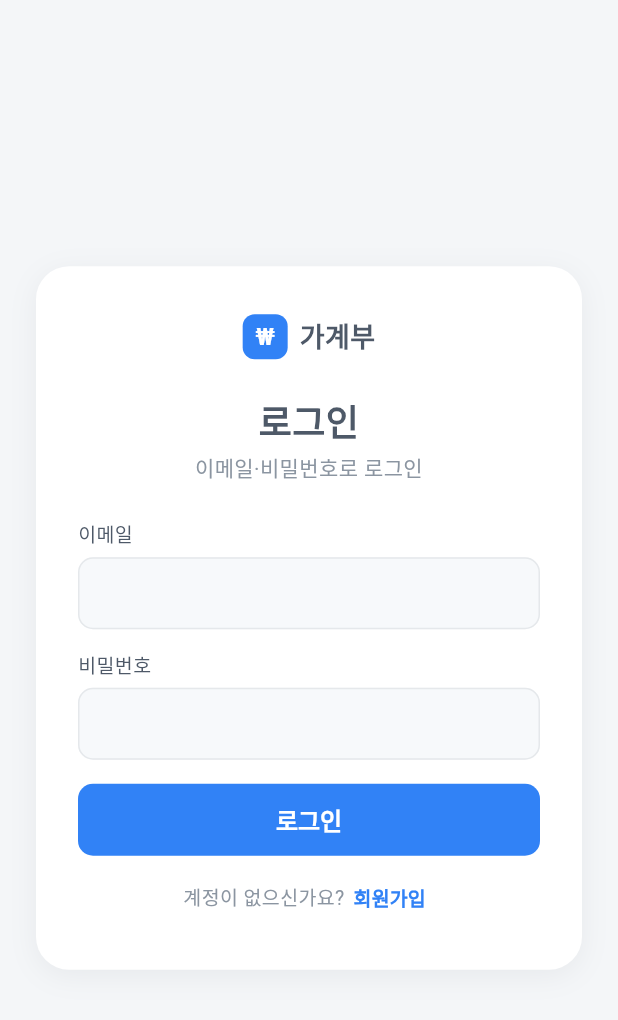
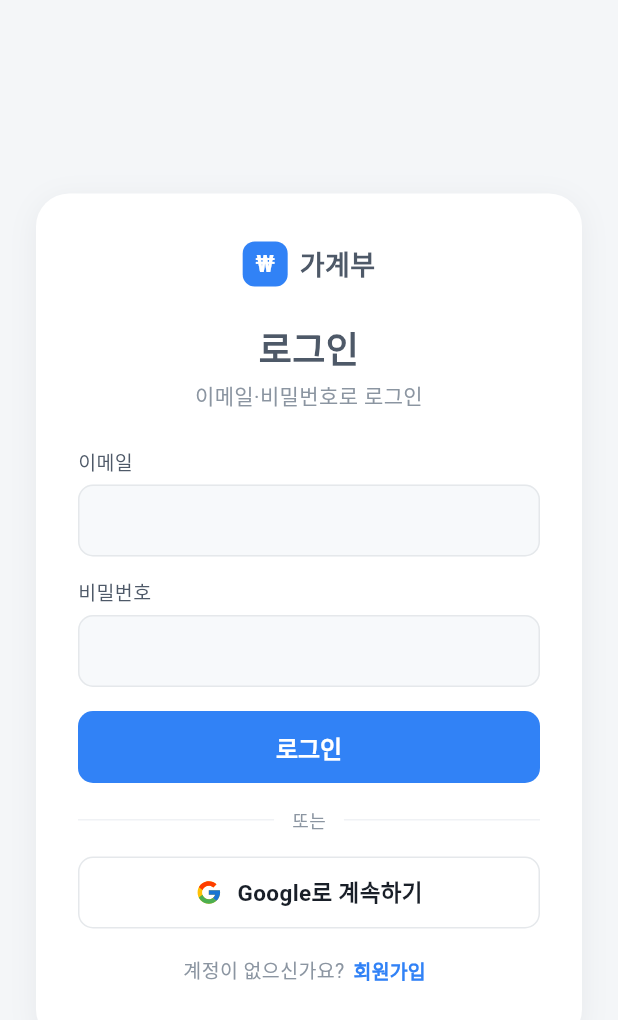
Before and after one commit to Returnmakdo/billionaire, a Flutter app: the screen it shows after launch, on a phone screen of 412 x 824 dp. Shown: the top 1020 px of the screen. Run offline on Flutter 3.47's test engine with Material 3 defaults, Android fonts, the phone set to English and light mode, and no system bars; our stand-ins replace flutter_svg, go_router, supabase_flutter; accounts and stored records are empty; Roboto replaces fonts that are missing (Pretendard); statements that could not run were skipped.

Commit message:
Feat: Google OAuth 로그인
- AuthService.signInWithProvider(OAuthProvider) 추가, 웹은 Uri.base.origin
  으로 redirectTo 전달
- 로그인 화면에 'Google로 계속하기' 버튼 (또는 divider + 공식 G 로고 SVG)
- main.dart에 / 라우트 추가 — OAuth 콜백(?code=...) 진입 시 인증 상태에
  따라 /dashboard 또는 /login으로 분기
- flutter_svg 추가, assets/icons/google_g.svg

```diff
--- a/lib/auth.dart
+++ b/lib/auth.dart
@@ -1,3 +1,4 @@
+import 'package:flutter/foundation.dart' show kIsWeb;
 import 'package:supabase_flutter/supabase_flutter.dart';
 import 'supabase.dart';
 
@@ -27,4 +28,13 @@ class AuthService {
     final r = await sb.rpc('check_email_exists', params: {'p_email': email});
     return r as bool;
   }
+
+  /// OAuth 로그인. 웹에선 현재 origin으로 리다이렉트, 모바일은 Site URL 사용.
+  /// 신규 사용자면 자동 가입(트리거가 '기타' 카테고리 시드).
+  static Future<void> signInWithProvider(OAuthProvider provider) async {
+    await sb.auth.signInWithOAuth(
+      provider,
+      redirectTo: kIsWeb ? Uri.base.origin : null,
+    );
+  }
 }
--- a/lib/main.dart
+++ b/lib/main.dart
@@ -66,6 +66,13 @@ class _BudgetAppState extends State<BudgetApp> {
         return null;
       },
       routes: [
+        // OAuth 콜백(`/?code=...`) 등 루트 진입 시 인증 상태에 따라 분기
+        GoRoute(
+          path: '/',
+          redirect: (_, _) => AuthService.currentUser != null
+              ? '/dashboard'
+              : '/login',
+        ),
         GoRoute(
           path: '/login',
           builder: (_, _) => const LoginScreen(),
--- a/lib/screens/login_screen.dart
+++ b/lib/screens/login_screen.dart
@@ -1,6 +1,8 @@
 import 'dart:async';
 
 import 'package:flutter/material.dart';
+import 'package:flutter_svg/flutter_svg.dart';
+import 'package:supabase_flutter/supabase_flutter.dart' show OAuthProvider;
 import '../auth.dart';
 import '../theme.dart';
 import '../widgets/common.dart' show errorMessage;
@@ -152,6 +154,15 @@ class _LoginScreenState extends State<LoginScreen> {
     } catch (e) {
       _showError(errorMessage(e));
       if (mounted) setState(() => _busy = false);
+    }
+  }
+
+  Future<void> _oauth(OAuthProvider provider) async {
+    try {
+      await AuthService.signInWithProvider(provider);
+      // 성공 시 브라우저 리다이렉트 → 라우터가 onAuthStateChange로 자동 이동
+    } catch (e) {
+      if (mounted) _showError(errorMessage(e));
     }
   }
 
@@ -342,6 +353,23 @@ class _LoginScreenState extends State<LoginScreen> {
                       onPressed: _busy ? null : _submit,
                       child: Text(submitLabel),
                     ),
+                    const SizedBox(height: 16),
+                    const _OrDivider(),
+                    const SizedBox(height: 16),
+                    _OAuthButton(
+                      label: 'Google로 계속하기',
+                      bg: AppColors.surface,
+                      fg: AppColors.text,
+                      bordered: true,
+                      icon: SvgPicture.asset(
+                        'assets/icons/google_g.svg',
+                        width: 18,
+                        height: 18,
+                      ),
+                      onTap: _busy
+                          ? null
+                          : () => _oauth(OAuthProvider.google),
+                    ),
                     const SizedBox(height: 12),
                     Row(
                       mainAxisAlignment: MainAxisAlignment.center,
@@ -394,6 +422,88 @@ class _Label extends StatelessWidget {
   }
 }
 
+class _OrDivider extends StatelessWidget {
+  const _OrDivider();
+  @override
+  Widget build(BuildContext context) {
+    return const Row(
+      children: [
+        Expanded(child: Divider(color: AppColors.line2, height: 1)),
+        Padding(
+          padding: EdgeInsets.symmetric(horizontal: 12),
+          child: Text(
+            '또는',
+            style: TextStyle(
+              color: AppColors.text3,
+              fontSize: 12,
+              fontWeight: FontWeight.w500,
+            ),
+          ),
+        ),
+        Expanded(child: Divider(color: AppColors.line2, height: 1)),
+      ],
+    );
+  }
+}
+
+class _OAuthButton extends StatelessWidget {
+  const _OAuthButton({
+    required this.label,
+    required this.bg,
+    required this.fg,
+    required this.onTap,
+    this.icon,
+    this.bordered = false,
+  });
+  final String label;
+  final Color bg;
+  final Color fg;
+  final VoidCallback? onTap;
+  final Widget? icon;
+  final bool bordered;
+
+  @override
+  Widget build(BuildContext context) {
+    return SizedBox(
+      height: 48,
+      child: Material(
+        color: bg,
+        borderRadius: BorderRadius.circular(AppRadius.sm),
+        child: InkWell(
+          onTap: onTap,
+          borderRadius: BorderRadius.circular(AppRadius.sm),
+          child: Container(
+            decoration: BoxDecoration(
+              borderRadius: BorderRadius.circular(AppRadius.sm),
+              border: bordered
+                  ? Border.all(color: AppColors.line)
+                  : null,
+            ),
+            alignment: Alignment.center,
+            child: Row(
+              mainAxisSize: MainAxisSize.min,
+              children: [
+                if (icon != null) ...[
+                  icon!,
+                  const SizedBox(width: 10),
+                ],
+                Text(
+                  label,
+                  style: TextStyle(
+                    color: fg,
+                    fontSize: 15,
+                    fontWeight: FontWeight.w600,
+                  ),
+                ),
+              ],
+            ),
+          ),
+        ),
+      ),
+    );
+  }
+}
+
 class _ReqChip extends StatelessWidget {
   const _ReqChip({required this.label, required this.met});
   final String label;
--- a/pubspec.yaml
+++ b/pubspec.yaml
@@ -39,6 +39,7 @@ dependencies:
   supabase_flutter: ^2.5.0
   go_router: ^14.0.0
   intl: ^0.20.2
+  flutter_svg: ^2.2.4
 
 dev_dependencies:
   flutter_test:
@@ -61,6 +62,9 @@ flutter:
   # included with your application, so that you can use the icons in
   # the material Icons class.
   uses-material-design: true
+
+  assets:
+    - assets/icons/
 
   fonts:
     - family: Pretendard
```
Also changed, not shown: assets/icons/google_g.svg (added), pubspec.lock.
